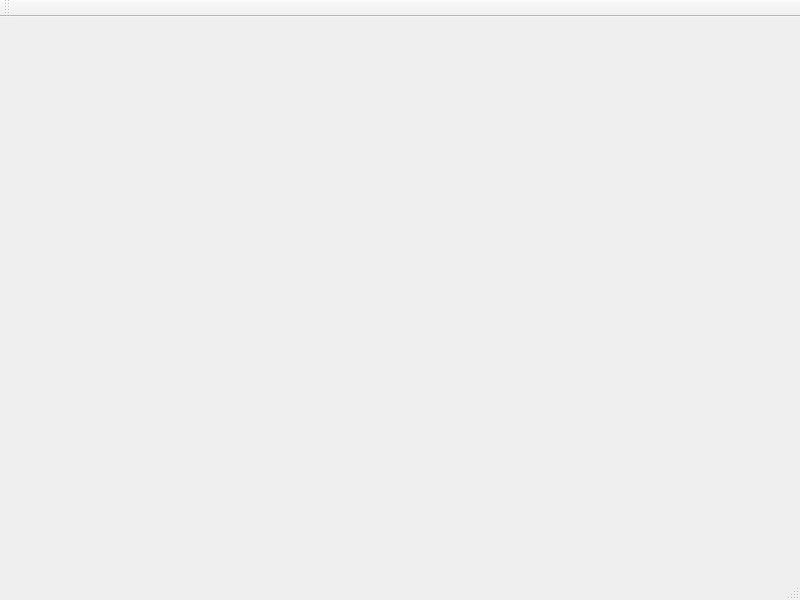
This is ui/Player.ui in WalonLi/PictureDisplayer as Qt 5 draws it before an edit. The edited form follows.
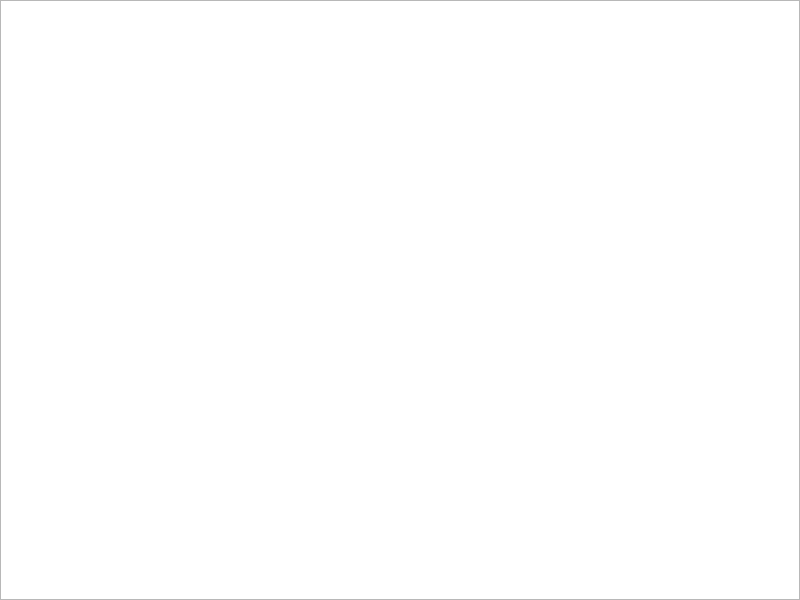
This is the edited form.

Diff of the .ui file:
```diff
--- a/ui/Player.ui
+++ b/ui/Player.ui
@@ -13,26 +13,18 @@
   <property name="windowTitle">
    <string>MainWindow</string>
   </property>
-  <widget class="QWidget" name="centralWidget"/>
-  <widget class="QMenuBar" name="menuBar">
+  <widget class="QWidget" name="centralWidget">
+   <widget class="QGraphicsView" name="graphicsView">
    <property name="geometry">
     <rect>
      <x>0</x>
      <y>0</y>
      <width>800</width>
-     <height>25</height>
+      <height>600</height>
     </rect>
    </property>
   </widget>
-  <widget class="QToolBar" name="mainToolBar">
-   <attribute name="toolBarArea">
-    <enum>TopToolBarArea</enum>
-   </attribute>
-   <attribute name="toolBarBreak">
-    <bool>false</bool>
-   </attribute>
   </widget>
-  <widget class="QStatusBar" name="statusBar"/>
  </widget>
  <layoutdefault spacing="6" margin="11"/>
  <resources/>
```
Lines whose indentation alone changed are shown as unchanged.
